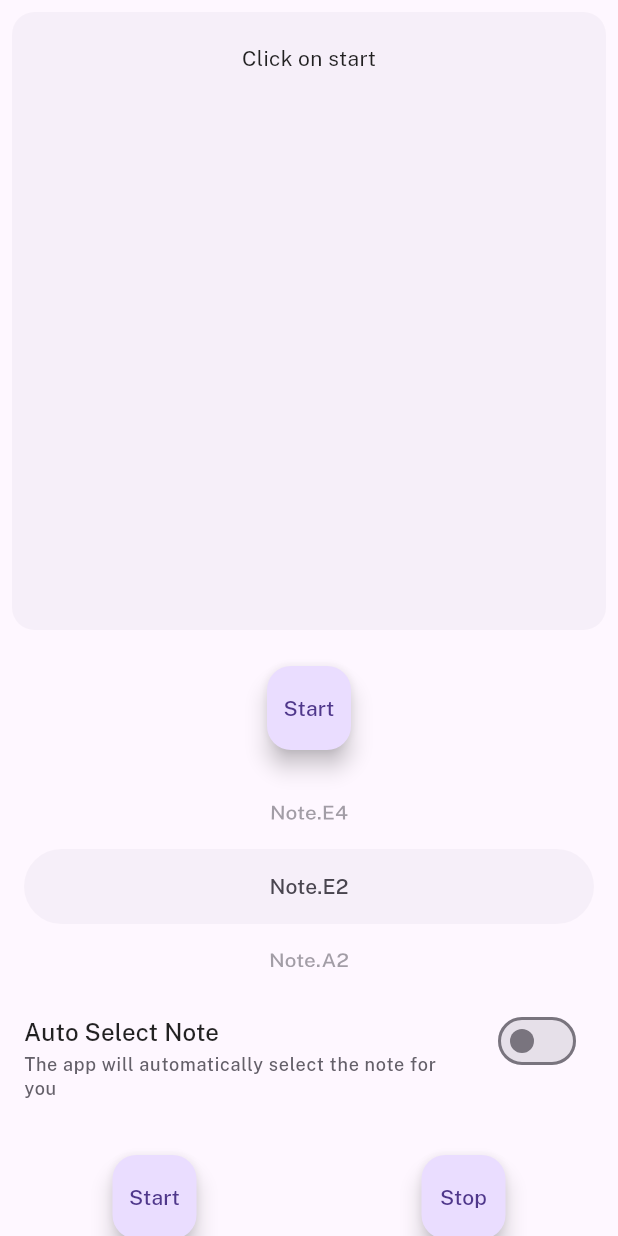
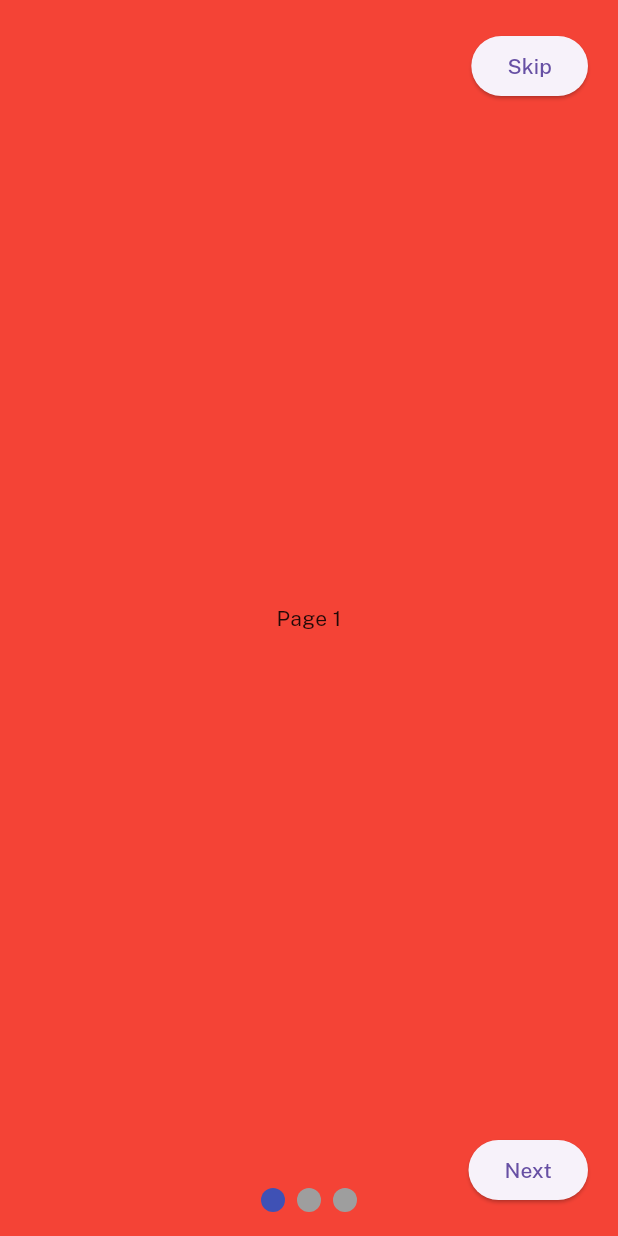
Before and after one commit to denishorn/WearTuner, a Flutter app: the screen it shows after launch, on a phone screen of 412 x 824 dp. Run offline on Flutter 3.47's test engine with Material 2 defaults, Android fonts, the phone set to English and light mode, and no system bars; drawn by our look-alikes of dynamic_color, smooth_page_indicator; our stand-ins replace google_fonts; missing offline and left inert: flutter_audio_capture, flutter_midi, pitch_detector_dart, pitchupdart.

Commit message:
added inctoruction screen layout, using midi package to play note, minor refactoring

```diff
--- a/lib/homepage.dart
+++ b/lib/homepage.dart
@@ -5,11 +5,12 @@ import 'package:flutter/material.dart';
 import 'package:flutter_audio_capture/flutter_audio_capture.dart';
 import 'package:pitch_detector_dart/pitch_detector.dart';
 import 'package:pitchupdart/pitch_handler.dart';
-import 'package:vibration/vibration.dart';
-//import 'package:wakelock_plus/wakelock_plus.dart';
+//import 'package:vibration/vibration.dart';
 
 import 'widgets.dart';
 import 'tuner.dart';
+
+
 
 class MyHomePage extends StatefulWidget {
   const MyHomePage({Key? key}) : super(key: key);
@@ -22,9 +23,18 @@ class _MyHomePageState extends State<MyHomePage> {
   final pitchDetectorDart = PitchDetector(44100, 2000);
   final Guitar guitar = const Guitar();
   bool isAutoTune = false;
-  Note? currentNote;
-  var note = "";
-  var status = "Click on start";
+  late Note currentSelectorNote;
+  String targetNote = "";
+  String note = "";
+  String status = "Click on start";
+
+  @override
+  void initState() {
+    super.initState();
+    currentSelectorNote = guitar.tuning[0];
+  }
+
+
 
   Future<void> _startCapture() async {
     await _audioRecorder.start(listener, onError,
@@ -52,11 +62,16 @@ class _MyHomePageState extends State<MyHomePage> {
     if (result.pitched) {
       final frequency = result.pitch;
 
-  Note closestNote = guitar.findClosestNote(frequency);
+  //Note closestNote = guitar.findClosestNote(frequency);
+  if(!isAutoTune){
+    targetNote = currentSelectorNote.name;
+  }else{
+    targetNote = guitar.findClosestNote(frequency).name;
+  }
 
   setState(() {
     note = result.pitch.toStringAsFixed(1);
-    status = "Closest note: ${closestNote.toString()} , ${closestNote.frequency.toString()} ,${isAutoTune.toString()}, ${currentNote.toString()}"; // Updates status to show the closest note
+    status = "Closest note: ${isAutoTune.toString()}, ${targetNote}"; // Updates status to show the closest note
   });
     }
   }
@@ -87,15 +102,24 @@ class _MyHomePageState extends State<MyHomePage> {
           Flex(
             direction: Axis.vertical,
             children: [
-              PlayNoteButton(
-                frequency: currentNote?.frequency ?? 0.0,
-              ),
+              Container(
+                width : MediaQuery.of(context).size.width,
+                height : 82,
+                padding: EdgeInsets.all(16.0),
+                child:PlayNoteButton(
+                  noteToPlay: currentSelectorNote,
+                  isAutoTune: isAutoTune,
+                  onStartPressed: _startCapture, // Assuming _startCapture is defined elsewhere
+                  onStopPressed: _stopCapture, // Assuming _stopCapture is defined elsewhere
+              )),
 
               TuningWheelContainerWidget(
                 isAutoTune: isAutoTune,
                 onChangedNote: (Note changedNote) {
                   setState(() {
-                    currentNote = changedNote;
+                    if (!isAutoTune){
+                      currentSelectorNote = changedNote;
+                    }
                   });
                 },
                 onChanged: (bool value) {
--- /dev/null
+++ b/lib/introduction.dart
@@ -0,0 +1,122 @@
+import 'package:flutter/material.dart';
+import 'homepage.dart';
+import 'package:smooth_page_indicator/smooth_page_indicator.dart';
+
+class SkipButton extends StatelessWidget {
+  @override
+  Widget build(BuildContext context) {
+    return Positioned(
+      top: 20,
+      right: 20,
+      child: ElevatedButton(
+        onPressed: () {
+          Navigator.pushReplacement(
+              context,
+              PageRouteBuilder(
+                pageBuilder: (context, animation, secondaryAnimation) => MyHomePage(),
+              ));
+        },
+        child: Text('Skip'),
+      ),
+    );
+  }
+}
+
+class SimplePageView extends StatefulWidget {
+  const SimplePageView({Key? key}) : super(key: key);
+
+  @override
+  _SimplePageViewState createState() => _SimplePageViewState();
+}
+
+class _SimplePageViewState extends State<SimplePageView> {
+  final PageController _controller = PageController();
+  int _currentPage = 0;
+
+  @override
+  void initState() {
+    super.initState();
+    _controller.addListener(() {
+      int next = _controller.page!.round();
+      if (_currentPage != next) {
+        setState(() {
+          _currentPage = next;
+        });
+      }
+    });
+  }
+
+  @override
+  void dispose() {
+    _controller.dispose();
+    super.dispose();
+  }
+
+  Widget buildPage(String text, Color color) {
+    return Stack(
+      children: [
+        Container(color: color, child: Center(child: Text(text))),
+      ],
+    );
+  }
+
+  @override
+  Widget build(BuildContext context) {
+    return Scaffold(
+      body: SafeArea(
+        child: Stack(
+          children: [
+            PageView(
+              controller: _controller,
+              physics: NeverScrollableScrollPhysics(), // Make pages not scrollable
+              children: <Widget>[
+                buildPage('Page 1', Colors.red),
+                buildPage('Page 2', Colors.green),
+                buildPage('Page 3', Colors.blue),
+              ],
+            ),
+            SkipButton(),
+            Positioned(
+              bottom: 16,
+              left: 0,
+              right: 0,
+              child: Center(
+                child: SmoothPageIndicator(
+                  controller: _controller,
+                  count: 3,
+                  effect: const WormEffect(
+                    dotHeight: 16,
+                    dotWidth: 16,
+                    type: WormType.thinUnderground,
+                  ),
+                ),
+              ),
+            ),
+            if (_currentPage > 0)
+              Positioned(
+                bottom: 20,
+                left: 20,
+                child: ElevatedButton(
+                  onPressed: () {
+                    _controller.previousPage(duration: Duration(milliseconds: 300), curve: Curves.easeInOut);
+                  },
+                  child: Text('Previous'),
+                ),
+              ),
+            if (_currentPage < 2)
+              Positioned(
+                bottom: 20,
+                right: 20,
+                child: ElevatedButton(
+                  onPressed: () {
+                    _controller.nextPage(duration: Duration(milliseconds: 300), curve: Curves.easeInOut);
+                  },
+                  child: Text('Next'),
+                ),
+              ),
+          ],
+        ),
+      ),
+    );
+  }
+}
--- a/lib/main.dart
+++ b/lib/main.dart
@@ -7,7 +7,8 @@ import 'package:google_fonts/google_fonts.dart';
 
 
 import 'homepage.dart';
-import 'theme/theme.dart';
+import 'introduction.dart';
+//import 'theme/theme.dart';
 void main() {
   // LicenseRegistry.addLicense(() async* {
   //   final license = await rootBundle.loadString('google_fonts/OFL.txt');
@@ -28,14 +29,28 @@ class MyApp extends StatelessWidget {
         colorScheme: lightDynamic,
         useMaterial3: true,
         textTheme: GoogleFonts.publicSansTextTheme(),
+        snackBarTheme: const SnackBarThemeData(
+            //dismissDirection: DismissDirection.horizontal,
+            behavior: SnackBarBehavior.floating,
+            showCloseIcon: true,
+            //shape: RoundedRectangleBorder(
+            //borderRadius: BorderRadius.circular(6.0),),
+        ),
         ),
         darkTheme:ThemeData(
           colorScheme: darkDynamic,
         brightness: Brightness.dark,
         useMaterial3: true,
         textTheme: GoogleFonts.publicSansTextTheme(ThemeData(brightness: Brightness.dark).textTheme),
+        snackBarTheme: const SnackBarThemeData(
+            //dismissDirection: DismissDirection.horizontal,
+            behavior: SnackBarBehavior.floating,
+            showCloseIcon: true,
+            // shape: RoundedRectangleBorder(
+            // borderRadius: BorderRadius.circular(6.0),),
         ),
-      home: const MyHomePage(),
+        ),
+      home: const SimplePageView(),
     );
     });
   }
--- a/pubspec.yaml
+++ b/pubspec.yaml
@@ -19,7 +19,8 @@ dependencies:
   permission_handler: ^10.0.0
   vibration: ^1.7.3
   dynamic_color: ^1.6.9
-  sound_generator: ^0.0.9
+  flutter_midi: ^1.1.0
+  smooth_page_indicator: ^1.1.0
 
 dev_dependencies:
   flutter_test:
@@ -29,3 +30,5 @@ dev_dependencies:
 
 flutter:
   uses-material-design: true
+  assets:
+    - assets/Guitar.SF2
```
Also changed, not shown: lib/unused/tmp.txt (deleted, +0 -196 lines), lib/widgets.dart (+91 -23 lines), 2 other files.
